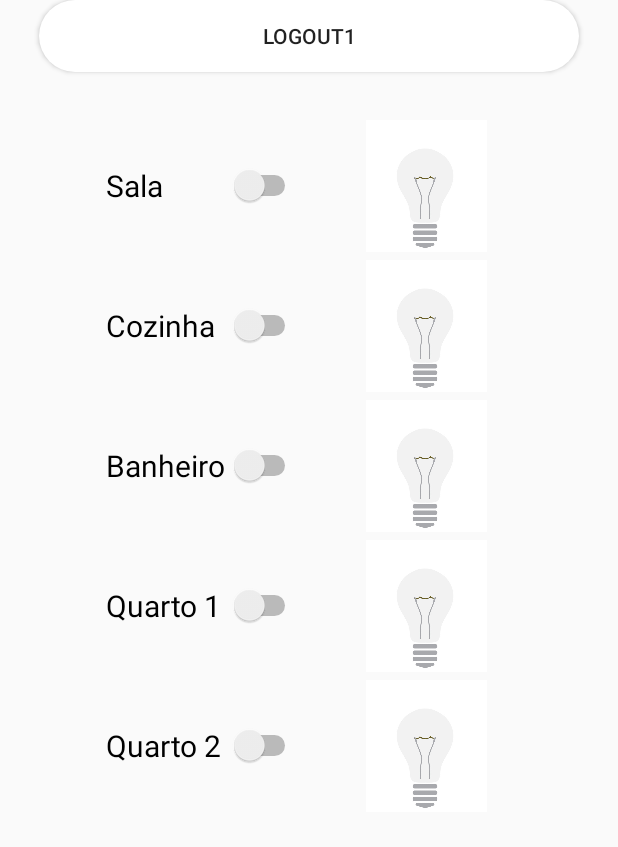
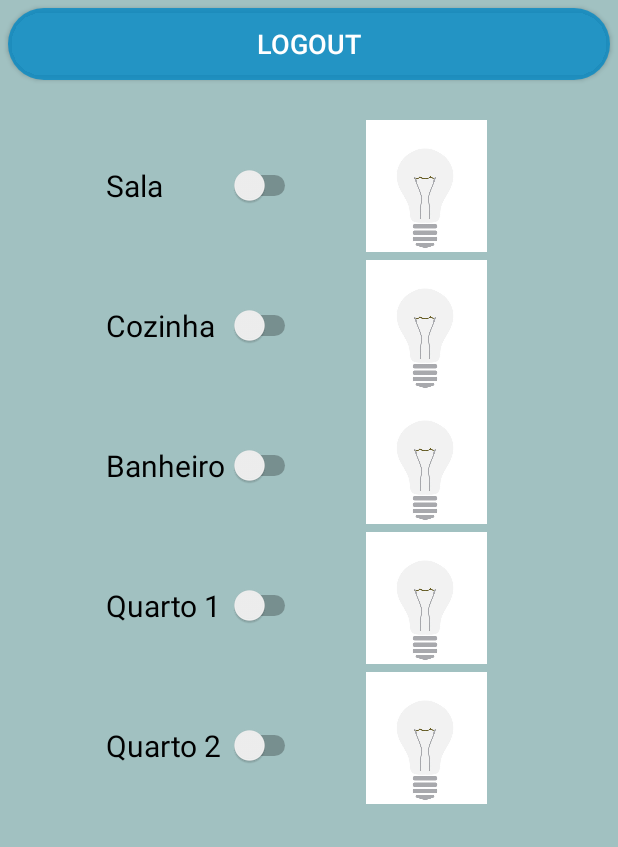
Before and after one commit to DiegoFortes/AutomaHouse, an Android app: the screen it shows after launch once a user with an empty profile is signed in (Lampada), on a phone screen of 412 x 824 dp. Shown: the top 847 px of the screen. Run offline under Robolectric (Android 15) with nearby library versions, the phone set to English and light mode, and no system bars; our stand-ins replace Firebase (no records; nobody signed in at launch, a user with empty details on screens opened directly), Picasso.

Commit message:
ajustes de layout

```diff
--- a/app/src/main/java/com/example/automahouse/Lampada.java
+++ b/app/src/main/java/com/example/automahouse/Lampada.java
@@ -51,7 +51,6 @@ public class Lampada extends AppCompatActivity implements View.OnClickListener {
     }
 
     protected void activateSwitch(Switch lamp, ImageView icon, DatabaseReference dbRef) {
-//                Toast.makeText(this,"Botão 1",Toast.LENGTH_SHORT).show();
         if (lamp.isChecked()) {
             icon.setImageDrawable(getResources().getDrawable(R.drawable.ic_lamp_on));
             dbRef.setValue(1);
--- a/app/src/main/res/layout/activity_lampada.xml
+++ b/app/src/main/res/layout/activity_lampada.xml
@@ -4,6 +4,7 @@
     xmlns:tools="http://schemas.android.com/tools"
     android:layout_width="match_parent"
     android:layout_height="match_parent"
+    android:background="#A1C1C1"
     tools:context=".MainActivity">
 
     <Switch
@@ -49,7 +50,7 @@
         android:layout_marginTop="5dp"
         android:layout_marginEnd="50dp"
         app:layout_constraintEnd_toEndOf="parent"
-        app:layout_constraintTop_toBottomOf="@+id/ic_lamp5"
+        app:layout_constraintTop_toBottomOf="@+id/ic_lamp1"
         app:srcCompat="@drawable/ic_lamp_off" />
 
     <Switch
@@ -69,10 +70,9 @@
         android:id="@+id/ic_lamp3"
         android:layout_width="155dp"
         android:layout_height="88dp"
-        android:layout_marginTop="5dp"
         android:layout_marginEnd="50dp"
         app:layout_constraintEnd_toEndOf="parent"
-        app:layout_constraintTop_toBottomOf="@+id/ic_lamp1"
+        app:layout_constraintTop_toBottomOf="@+id/ic_lamp2"
         app:srcCompat="@drawable/ic_lamp_off" />
 
     <Switch
@@ -122,16 +122,21 @@
         app:srcCompat="@drawable/ic_lamp_off" />
 
     <Button
-        android:visibility="visible"
         android:id="@+id/logout1"
         android:layout_width="match_parent"
         android:layout_height="wrap_content"
         android:layout_alignParentBottom="true"
-        android:layout_marginBottom="60dp"
-        android:layout_marginLeft="26dp"
-        android:layout_marginRight="26dp"
-        android:text="@string/logout1"
+        android:layout_marginStart="5dp"
+        android:layout_marginTop="5dp"
+        android:layout_marginEnd="5dp"
         android:background="@drawable/round_gb"
-        />
+        android:backgroundTint="#CA058AC6"
+        android:text="@string/logout"
+        android:textColor="#FFFFFF"
+        android:textSize="18sp"
+        android:visibility="visible"
+        app:layout_constraintEnd_toEndOf="parent"
+        app:layout_constraintStart_toStartOf="parent"
+        app:layout_constraintTop_toTopOf="parent" />
 
 </androidx.constraintlayout.widget.ConstraintLayout>
```
